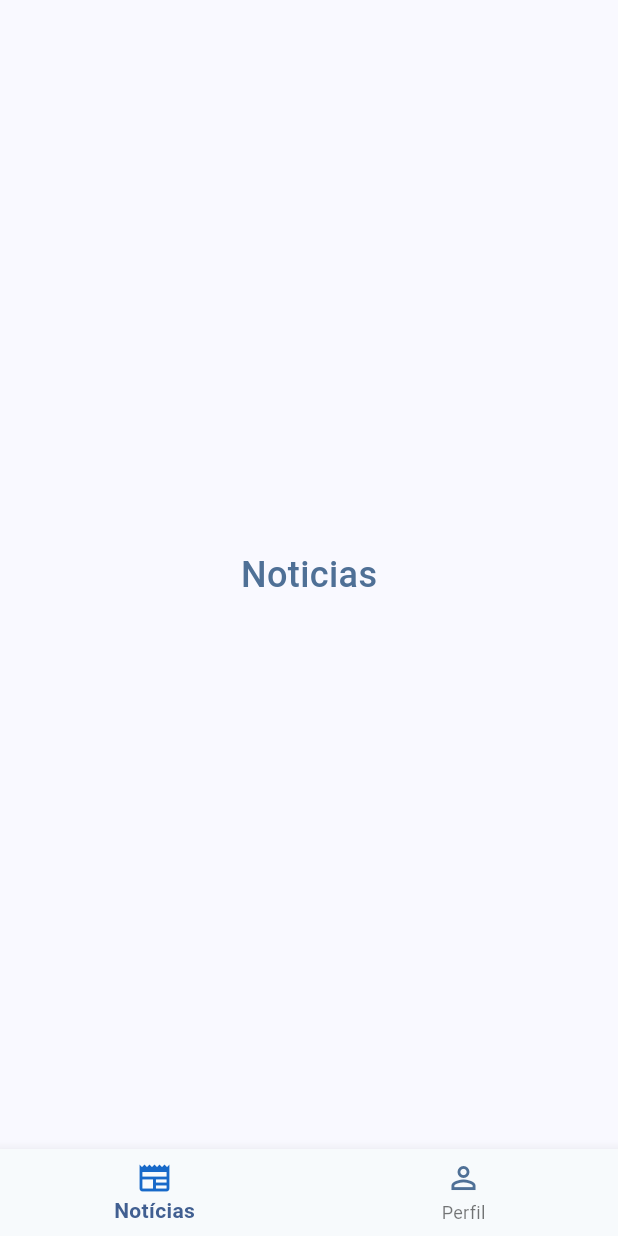
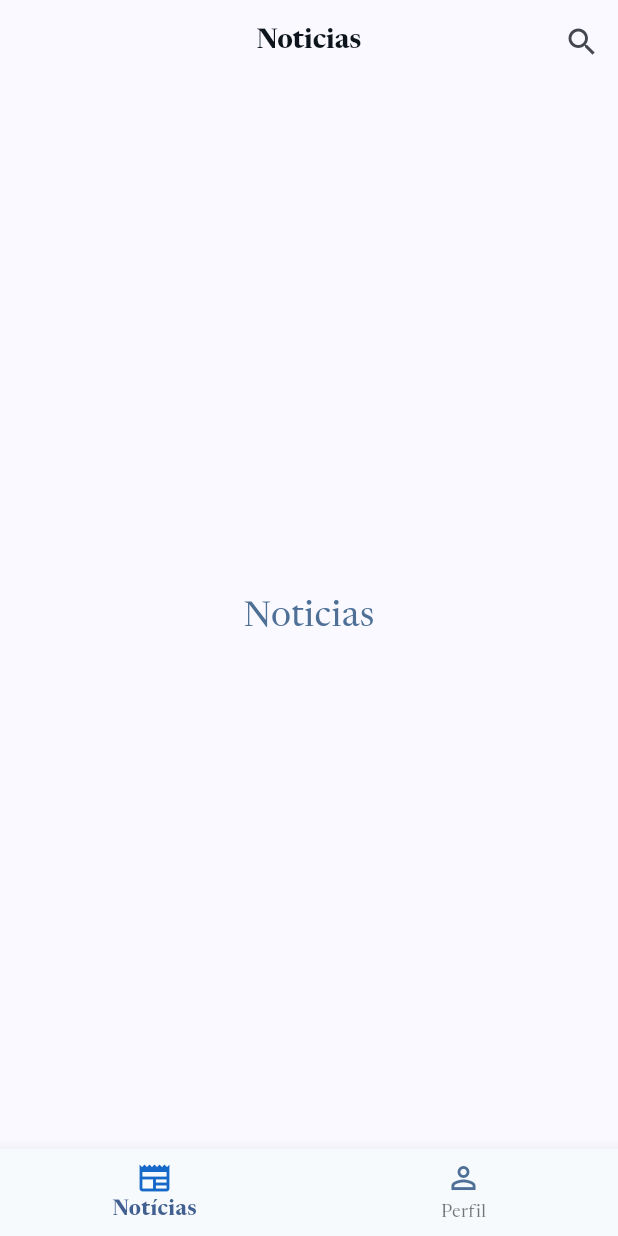
Before and after one commit to ViniR-RB/hello-f1, a Flutter app: the screen it shows after launch, on a phone screen of 412 x 824 dp. Run offline on Flutter 3.47's test engine with Material 3 defaults, Android fonts, the phone set to English and light mode, and no system bars; our stand-ins replace flutter_modular.

```diff
--- a/lib/app/core/theme/blue_theme.dart
+++ b/lib/app/core/theme/blue_theme.dart
@@ -6,11 +6,17 @@ ThemeData get blueTheme {
   final colors = AppColors.blue();
   const textStyles = AppTextStyles();
   return ThemeData(
+    fontFamily: AppTextStyles.fontFamily,
+
     colorSchemeSeed: colors.primary,
     bottomNavigationBarTheme: BottomNavigationBarThemeData(
       backgroundColor: colors.bottomBarBackground,
       selectedIconTheme: IconThemeData(color: colors.bottomBarActive),
       unselectedIconTheme: IconThemeData(color: colors.bottomBarColor),
+    ),
+    appBarTheme: AppBarTheme(
+      centerTitle: true,
+      titleTextStyle: textStyles.appBarTitle.copyWith(color: colors.colorText),
     ),
     bottomAppBarTheme: BottomAppBarTheme(color: colors.bottomBarBackground),
     extensions: [colors, textStyles],
--- a/lib/app/modules/news/pages/news_page.dart
+++ b/lib/app/modules/news/pages/news_page.dart
@@ -5,6 +5,12 @@ class NewsPage extends StatelessWidget {
 
   @override
   Widget build(BuildContext context) {
-    return Scaffold(body: Center(child: Text("Noticias")));
+    return Scaffold(
+      appBar: AppBar(
+        title: Text("Noticias"),
+        actions: [IconButton(onPressed: () {}, icon: Icon(Icons.search))],
+      ),
+      body: Center(child: Text("Noticias")),
+    );
   }
 }
```
Also changed, not shown: lib/app/core/theme/app_text.dart (+23 -5 lines), pubspec.yaml (+17 -12 lines), assets/fonts/NewsReader/200.ttf (added), assets/fonts/NewsReader/300.ttf (added), assets/fonts/NewsReader/400.ttf (added), assets/fonts/NewsReader/500.ttf (added), assets/fonts/NewsReader/600.ttf (added), assets/fonts/NewsReader/700.ttf (added), assets/fonts/NewsReader/800.ttf (added), 1 other file.
